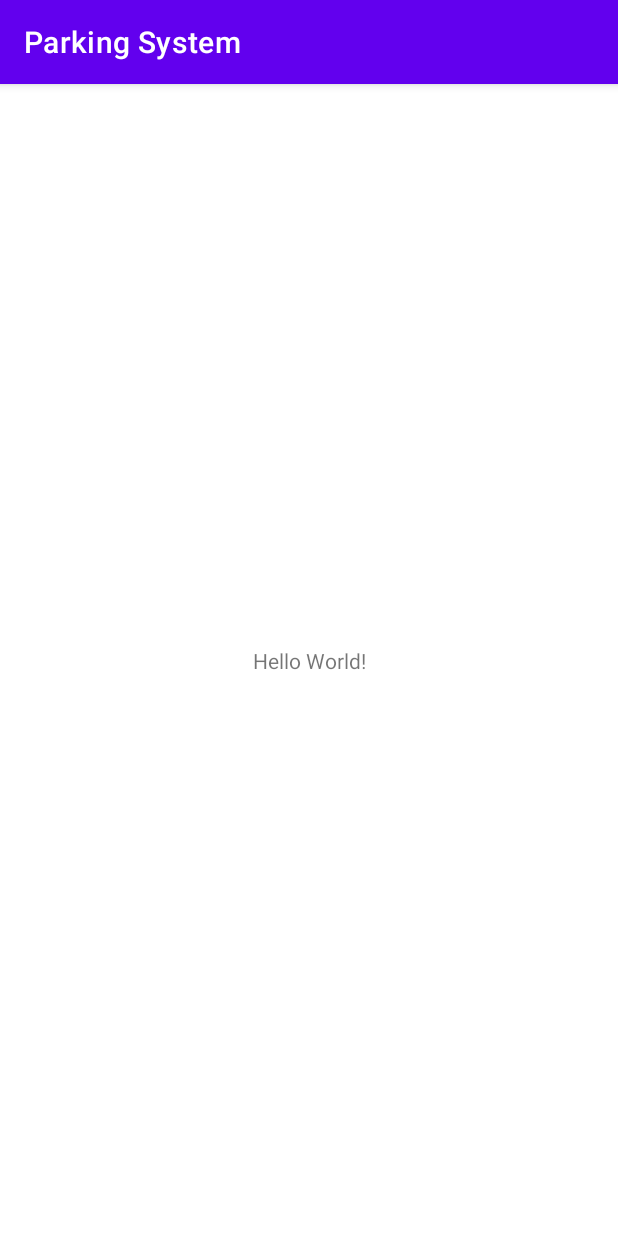
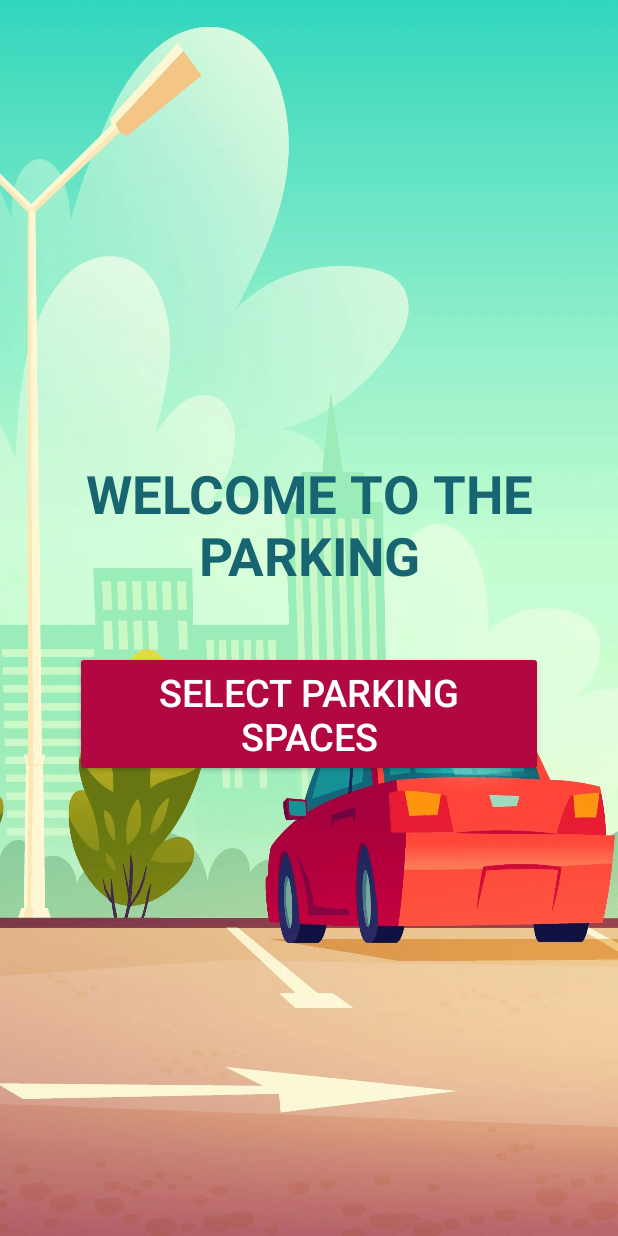
Before and after one commit to PalmiraBenavente/ParkingSystemJava, an Android app: the screen it shows after launch (MainActivity), on a phone screen of 412 x 824 dp. Run offline under Robolectric (Android 15) with nearby library versions, the phone set to English and light mode, and no system bars.

Commit message:
added text, button and background

```diff
--- a/app/src/main/AndroidManifest.xml
+++ b/app/src/main/AndroidManifest.xml
@@ -8,7 +8,7 @@
         android:label="@string/app_name"
         android:roundIcon="@mipmap/ic_launcher_round"
         android:supportsRtl="true"
-        android:theme="@style/Theme.ParkingSystem">
+        android:theme="@style/Theme.AppCompat.NoActionBar">
         <activity android:name=".MainActivity">
             <intent-filter>
                 <action android:name="android.intent.action.MAIN" />
--- a/app/src/main/java/com/example/parkingsystem/MainActivity.java
+++ b/app/src/main/java/com/example/parkingsystem/MainActivity.java
@@ -1,8 +1,7 @@
 package com.example.parkingsystem;
 
+import android.os.Bundle;
 import androidx.appcompat.app.AppCompatActivity;
-
-import android.os.Bundle;
 
 public class MainActivity extends AppCompatActivity {
 
--- a/app/src/main/res/layout/activity_main.xml
+++ b/app/src/main/res/layout/activity_main.xml
@@ -1,18 +1,26 @@
 <?xml version="1.0" encoding="utf-8"?>
-<androidx.constraintlayout.widget.ConstraintLayout xmlns:android="http://schemas.android.com/apk/res/android"
+<LinearLayout xmlns:android="http://schemas.android.com/apk/res/android"
     xmlns:app="http://schemas.android.com/apk/res-auto"
     xmlns:tools="http://schemas.android.com/tools"
     android:layout_width="match_parent"
     android:layout_height="match_parent"
+    android:background="@drawable/wallpaper_main_background"
+    android:gravity="center"
+    android:orientation="vertical"
     tools:context=".MainActivity">
 
     <TextView
+        android:id="@+id/text_main_parking_title"
+        style="@style/TextMainStyle"
         android:layout_width="wrap_content"
         android:layout_height="wrap_content"
-        android:text="Hello World!"
-        app:layout_constraintBottom_toBottomOf="parent"
-        app:layout_constraintLeft_toLeftOf="parent"
-        app:layout_constraintRight_toRightOf="parent"
-        app:layout_constraintTop_toTopOf="parent" />
+        android:text="@string/text_main_activity_parking" />
 
-</androidx.constraintlayout.widget.ConstraintLayout>
+    <Button
+        android:id="@+id/button_main_select_parking"
+        style="@style/ButtonMainStyle"
+        android:layout_width="wrap_content"
+        android:layout_height="wrap_content"
+        android:layout_marginHorizontal="@dimen/button_main_margin_horizontal_xbig"
+        android:text="@string/button_main_activity_set_parking" />
+</LinearLayout>
--- a/app/src/main/res/values-night/themes.xml
+++ /dev/null
@@ -1,16 +0,0 @@
-<resources xmlns:tools="http://schemas.android.com/tools">
-    <!-- Base application theme. -->
-    <style name="Theme.ParkingSystem" parent="Theme.MaterialComponents.DayNight.DarkActionBar">
-        <!-- Primary brand color. -->
-        <item name="colorPrimary">@color/purple_200</item>
-        <item name="colorPrimaryVariant">@color/purple_700</item>
-        <item name="colorOnPrimary">@color/black</item>
-        <!-- Secondary brand color. -->
-        <item name="colorSecondary">@color/teal_200</item>
-        <item name="colorSecondaryVariant">@color/teal_200</item>
-        <item name="colorOnSecondary">@color/black</item>
-        <!-- Status bar color. -->
-        <item name="android:statusBarColor" tools:targetApi="l">?attr/colorPrimaryVariant</item>
-        <!-- Customize your theme here. -->
-    </style>
-</resources>
--- a/app/src/main/res/values/colors.xml
+++ b/app/src/main/res/values/colors.xml
@@ -7,4 +7,6 @@
     <color name="teal_700">#FF018786</color>
     <color name="black">#FF000000</color>
     <color name="white">#FFFFFFFF</color>
+    <color name="ming">#186572</color>
+    <color name="amaranth_purple">#B10841</color>
 </resources>
--- /dev/null
+++ b/app/src/main/res/values/dimens.xml
@@ -0,0 +1,7 @@
+<?xml version="1.0" encoding="utf-8"?>
+<resources>
+    <dimen name="text_size_xbig">35sp</dimen>
+    <dimen name="button_text_size_big">25sp</dimen>
+    <dimen name="button_main_margin_top_big">40dp</dimen>
+    <dimen name="button_main_margin_horizontal_xbig">50dp</dimen>
+</resources>
--- a/app/src/main/res/values/strings.xml
+++ b/app/src/main/res/values/strings.xml
@@ -1,3 +1,5 @@
 <resources>
     <string name="app_name">Parking System</string>
+    <string name="text_main_activity_parking">Welcome to the Parking</string>
+    <string name="button_main_activity_set_parking">Select Parking Spaces</string>
 </resources>
--- /dev/null
+++ b/app/src/main/res/values/styles.xml
@@ -0,0 +1,18 @@
+<?xml version="1.0" encoding="utf-8"?>
+<resources>
+
+    <style name="TextMainStyle">
+        <item name="android:textSize">@dimen/text_size_xbig</item>
+        <item name="fontStyle">italic</item>
+        <item name="android:textColor">@color/ming</item>
+        <item name="android:textStyle">bold</item>
+        <item name="android:textAllCaps">true</item>
+        <item name="android:textAlignment">center</item>
+    </style>
+
+    <style name="ButtonMainStyle">
+        <item name="android:backgroundTint">@color/amaranth_purple</item>
+        <item name="android:textSize">@dimen/button_text_size_big</item>
+        <item name="android:layout_marginTop">@dimen/button_main_margin_top_big</item>
+    </style>
+</resources>
```
Also changed, not shown: app/src/main/res/drawable/wallpaper_main_background.webp (added), app/src/main/res/values/themes.xml (line endings or trailing spaces).
